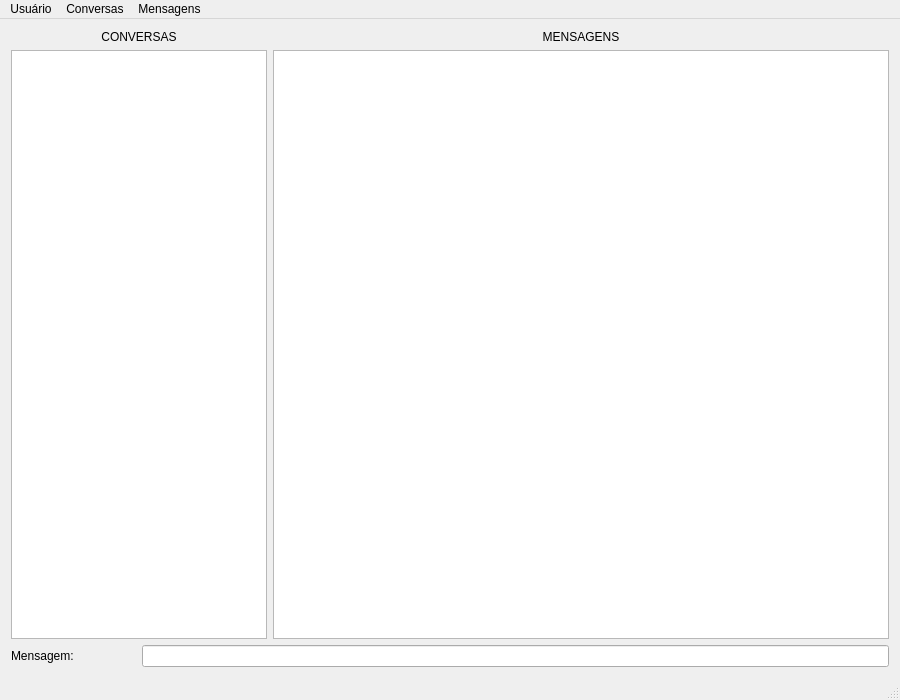
This is WhatsProg_cliente/whatsprogmain.ui in camilabga/whatsprog as Qt 5 draws it before an edit. The edited form follows.
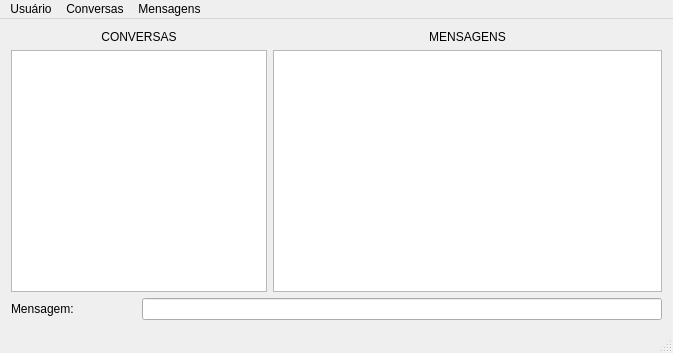
This is the edited form.

Diff of the .ui file:
```diff
--- a/WhatsProg_cliente/whatsprogmain.ui
+++ b/WhatsProg_cliente/whatsprogmain.ui
@@ -6,8 +6,8 @@
    <rect>
     <x>0</x>
     <y>0</y>
-    <width>900</width>
-    <height>700</height>
+    <width>673</width>
+    <height>353</height>
    </rect>
   </property>
   <property name="windowTitle">
@@ -72,7 +72,7 @@
     <rect>
      <x>0</x>
      <y>0</y>
-     <width>900</width>
+     <width>673</width>
      <height>21</height>
     </rect>
    </property>
```
